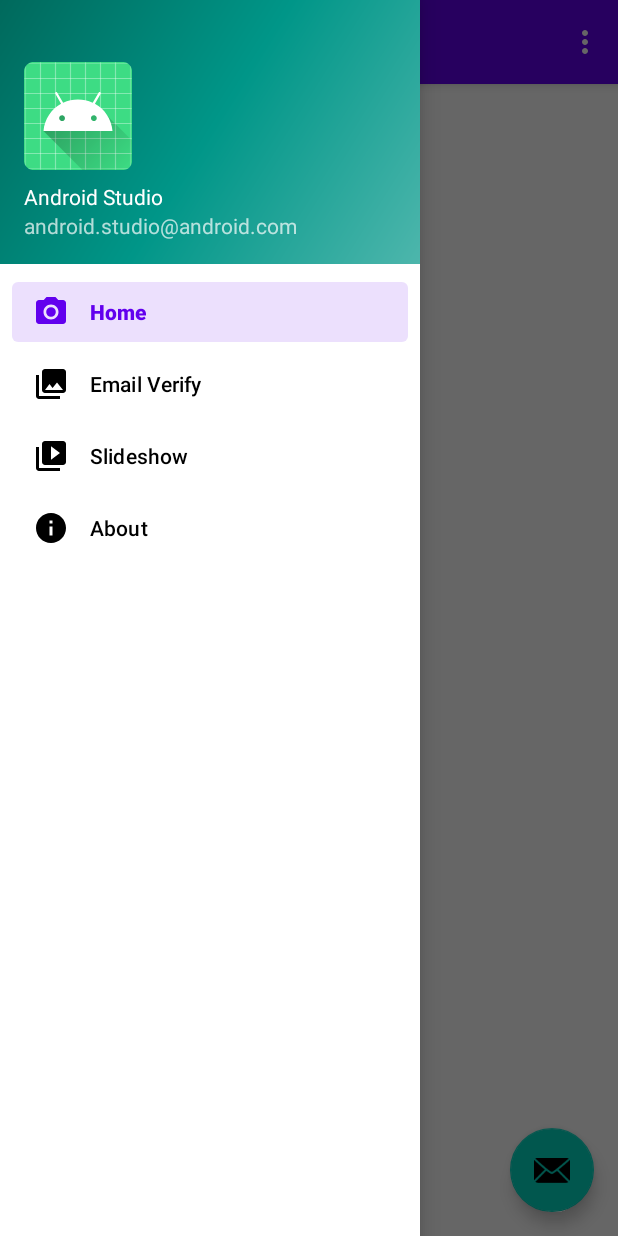
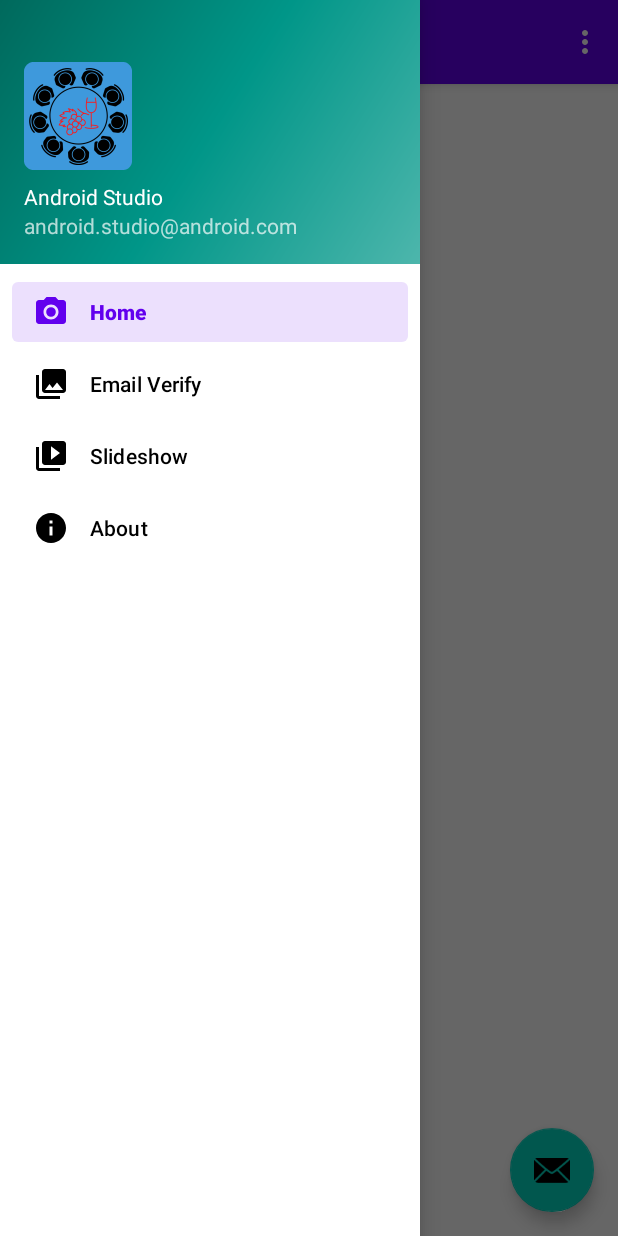
Before and after one commit to andres-sumihe/FCN-Minner, an Android app: the screen it shows after launch once a user with an empty profile is signed in (MainActivity), with the side drawer open, on a phone screen of 412 x 824 dp. Run offline under Robolectric (Android 15) with nearby library versions, the phone set to English and light mode, and no system bars; our stand-ins replace Firebase (no records; nobody signed in at launch, a user with empty details on screens opened directly), navigation-ui; 2 statements that could not run were skipped.

Commit message:
Add ic_launcher

```diff
--- a/app/src/main/java/com/andflow/fcnminner/MainActivity.java
+++ b/app/src/main/java/com/andflow/fcnminner/MainActivity.java
@@ -81,12 +81,11 @@ public class MainActivity extends AppCompatActivity {
                         TextView balance = findViewById(R.id.text_saldo_amount);
                         txtFullname.setText(value.getString("fullName"));
                         txtEmail.setText(value.getString("email"));
-                        balance.setText(value.getString("balance").toString()+" FNC");
+                        balance.setText(String.format("%.4f", value.get("balance")) +" FNC");
                     }
                 }
             });
         }
-
 
     }
 
--- a/app/src/main/res/mipmap-anydpi-v26/ic_launcher.xml
+++ b/app/src/main/res/mipmap-anydpi-v26/ic_launcher.xml
@@ -1,5 +1,5 @@
 <?xml version="1.0" encoding="utf-8"?>
 <adaptive-icon xmlns:android="http://schemas.android.com/apk/res/android">
-    <background android:drawable="@drawable/ic_launcher_background" />
-    <foreground android:drawable="@drawable/ic_launcher_foreground" />
+    <background android:drawable="@color/ic_launcher_background"/>
+    <foreground android:drawable="@mipmap/ic_launcher_foreground"/>
 </adaptive-icon>
--- a/app/src/main/res/mipmap-anydpi-v26/ic_launcher_round.xml
+++ b/app/src/main/res/mipmap-anydpi-v26/ic_launcher_round.xml
@@ -1,5 +1,5 @@
 <?xml version="1.0" encoding="utf-8"?>
 <adaptive-icon xmlns:android="http://schemas.android.com/apk/res/android">
-    <background android:drawable="@drawable/ic_launcher_background" />
-    <foreground android:drawable="@drawable/ic_launcher_foreground" />
+    <background android:drawable="@color/ic_launcher_background"/>
+    <foreground android:drawable="@mipmap/ic_launcher_foreground"/>
 </adaptive-icon>
--- /dev/null
+++ b/app/src/main/res/values/ic_launcher_background.xml
@@ -0,0 +1,4 @@
+<?xml version="1.0" encoding="utf-8"?>
+<resources>
+    <color name="ic_launcher_background">#3E99DC</color>
+</resources>
```
Also changed, not shown: app/src/main/ic_launcher-playstore.png (added), app/src/main/res/mipmap-hdpi/ic_launcher.png, app/src/main/res/mipmap-hdpi/ic_launcher_foreground.png (added), app/src/main/res/mipmap-hdpi/ic_launcher_round.png, app/src/main/res/mipmap-mdpi/ic_launcher.png, app/src/main/res/mipmap-mdpi/ic_launcher_foreground.png (added), app/src/main/res/mipmap-mdpi/ic_launcher_round.png, app/src/main/res/mipmap-xhdpi/ic_launcher.png, app/src/main/res/mipmap-xhdpi/ic_launcher_foreground.png (added), app/src/main/res/mipmap-xhdpi/ic_launcher_round.png, app/src/main/res/mipmap-xxhdpi/ic_launcher.png, app/src/main/res/mipmap-xxhdpi/ic_launcher_foreground.png (added), app/src/main/res/mipmap-xxhdpi/ic_launcher_round.png, app/src/main/res/mipmap-xxxhdpi/ic_launcher.png, 2 more files.
